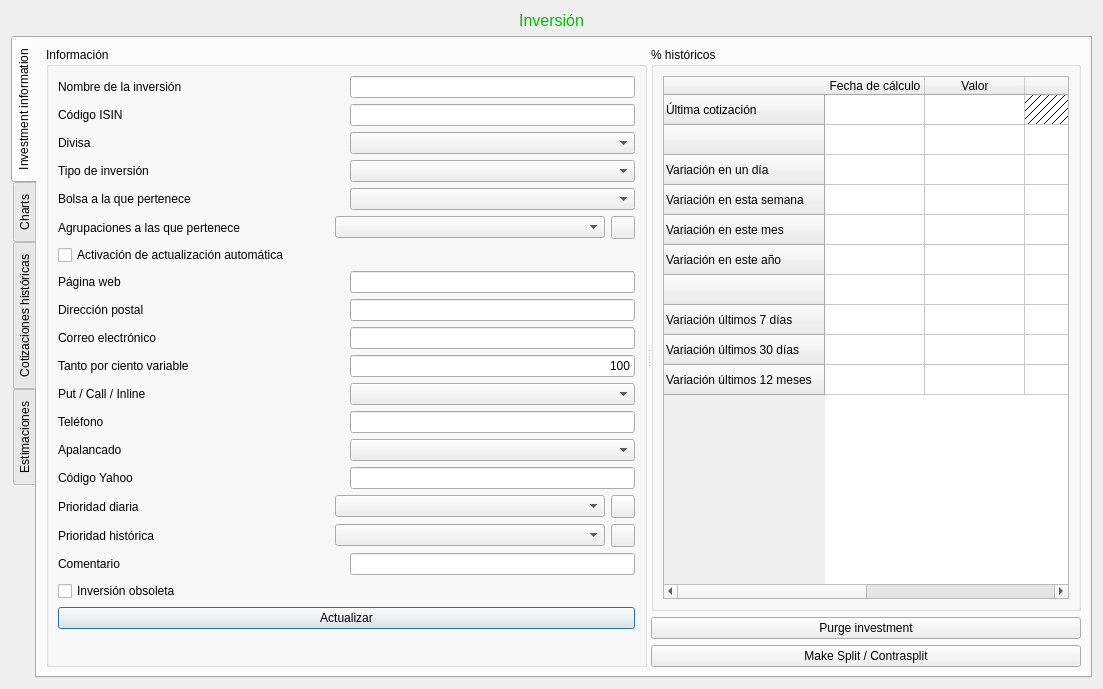
Old version of the form ui/frmAnalisis.ui in the repository turulomio/xulpymoney.
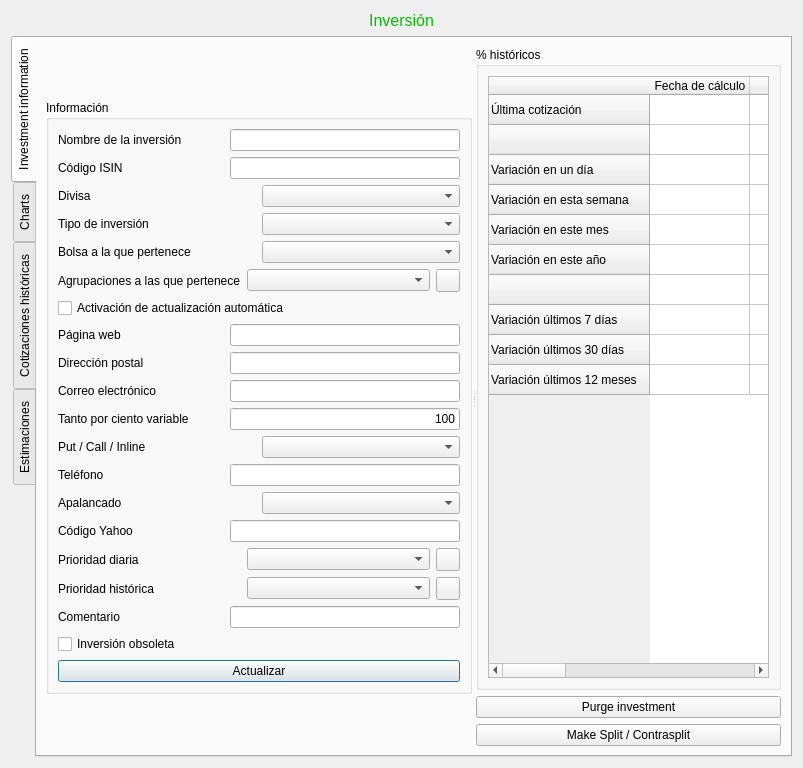
New version of the form. Icons and pictures are not drawn. Custom widgets are drawn as their Qt base class.

```diff
--- a/ui/frmAnalisis.ui
+++ b/ui/frmAnalisis.ui
@@ -9,8 +9,8 @@
    <rect>
     <x>0</x>
     <y>0</y>
-    <width>1103</width>
-    <height>689</height>
+    <width>803</width>
+    <height>768</height>
    </rect>
   </property>
   <property name="windowTitle">
@@ -75,6 +75,22 @@
            <property name="orientation">
             <enum>Qt::Horizontal</enum>
            </property>
+           <widget class="QWidget" name="">
+            <layout class="QVBoxLayout" name="verticalLayout_5">
+             <item>
+              <spacer name="verticalSpacer">
+               <property name="orientation">
+                <enum>Qt::Vertical</enum>
+               </property>
+               <property name="sizeHint" stdset="0">
+                <size>
+                 <width>20</width>
+                 <height>40</height>
+                </size>
+               </property>
+              </spacer>
+             </item>
+             <item>
            <widget class="QGroupBox" name="groupBox_7">
             <property name="title">
              <string>Información</string>
@@ -520,8 +536,13 @@
                  </property>
                 </widget>
                </item>
+                 </layout>
+                </item>
+               </layout>
+              </widget>
+             </item>
                <item>
-                <spacer name="verticalSpacer">
+              <spacer name="verticalSpacer_2">
                  <property name="orientation">
                   <enum>Qt::Vertical</enum>
                  </property>
@@ -532,8 +553,6 @@
                   </size>
                  </property>
                 </spacer>
-               </item>
-              </layout>
              </item>
             </layout>
            </widget>
```
Left out of the diff: 11 changed lines with no effect on the pictures. Lines whose indentation alone changed are shown as unchanged.
